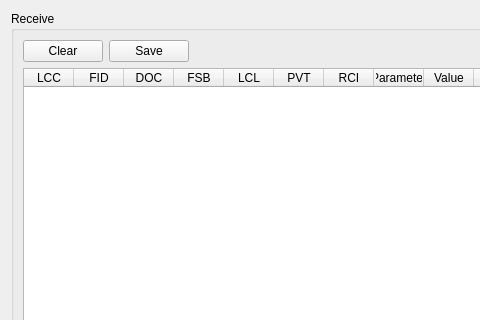
Above: receivebox.ui from JuliaCzarnowska/ARINC_825 before the change; both pictures show x 0 to 480 and y 0 to 320 of the 663 by 434 pixel window. Below: the same form after it.
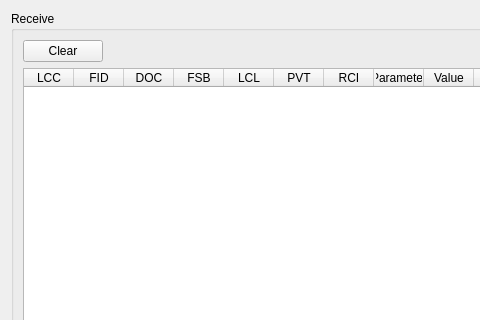
That is the form after the change.

```diff
--- a/receivebox.ui
+++ b/receivebox.ui
@@ -41,13 +41,6 @@
           </property>
          </widget>
         </item>
-        <item>
-         <widget class="QPushButton" name="saveButton">
-          <property name="text">
-           <string>Save</string>
-          </property>
-         </widget>
-        </item>
         <item>
          <spacer name="horizontalSpacer">
           <property name="orientation">
```
